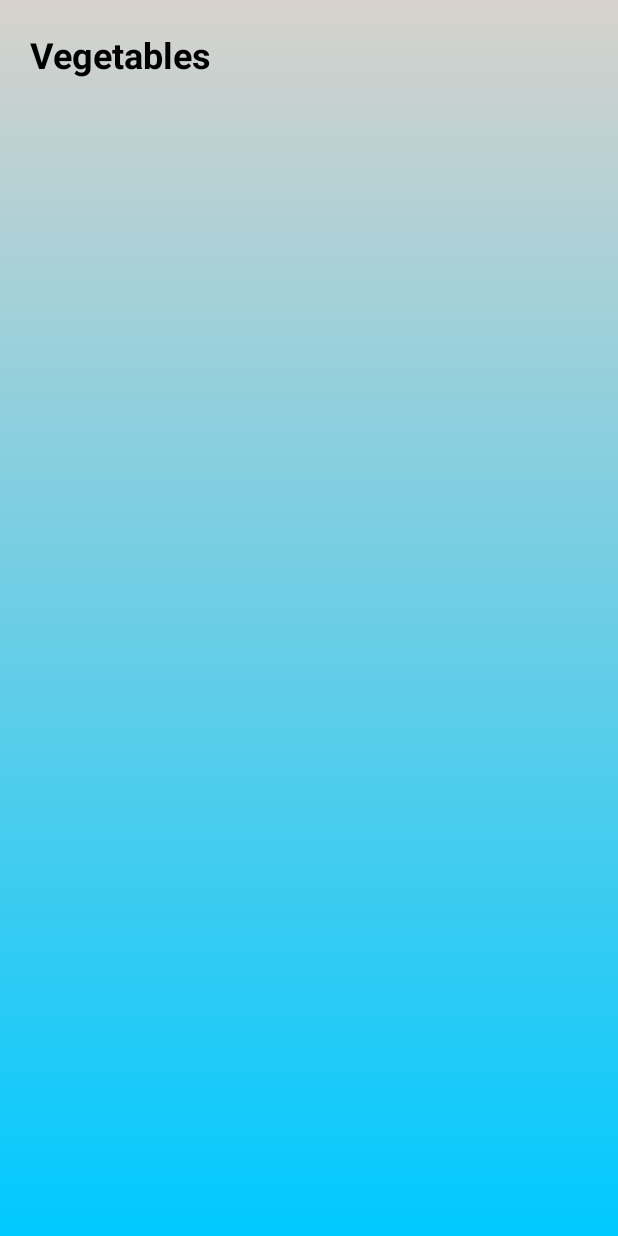
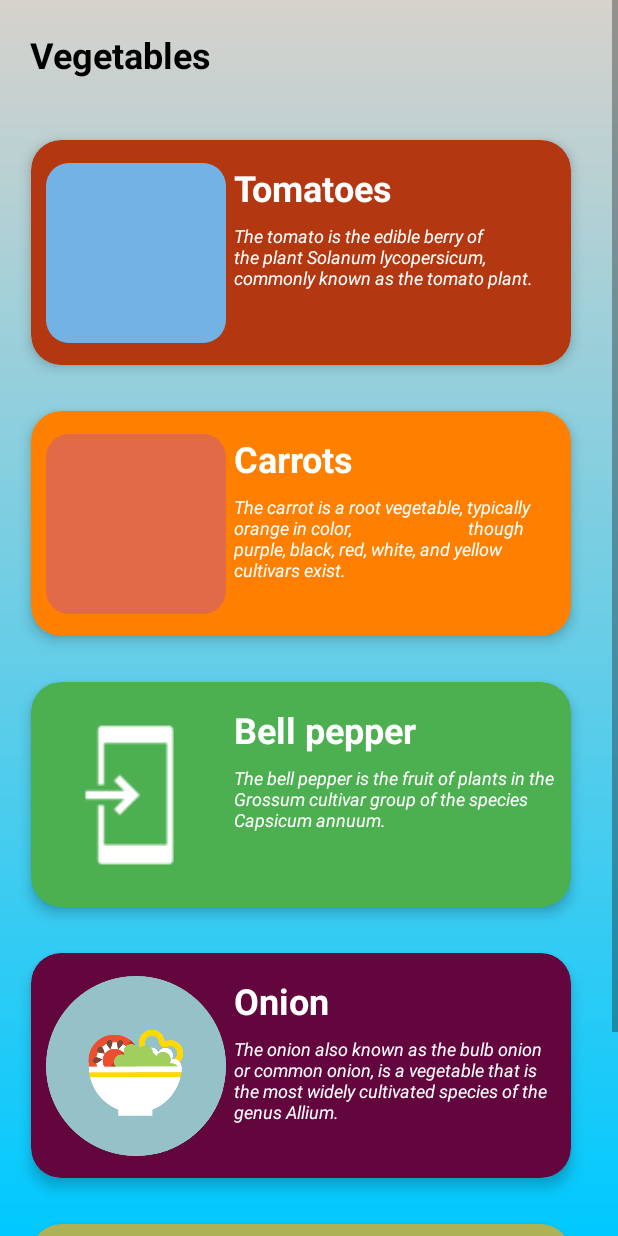
Before and after one commit to mhamedy/Healthy, an Android app: the food_vegetables screen opened directly, with no data from a screen before it, on a phone screen of 412 x 824 dp. Run offline under Robolectric (Android 15) with nearby library versions, the phone set to English and light mode, and no system bars.

```diff
--- a/app/src/main/res/layout/activity_food_vegetables.xml
+++ b/app/src/main/res/layout/activity_food_vegetables.xml
@@ -23,14 +23,6 @@
             android:textStyle="bold" />
 
 
-        <androidx.recyclerview.widget.RecyclerView
-            android:layout_width="match_parent"
-            android:layout_height="match_parent"
-            android:id="@+id/recycle_vegetables"
-            tools:itemCount="6"
-            tools:listitem="@layout/vegetables_row_layout"/>
-
-
         <GridLayout
             android:layout_width="match_parent"
             android:layout_height="match_parent"
@@ -40,8 +32,7 @@
             android:columnCount="1"
             android:columnOrderPreserved="false"
             android:gravity="center"
-            android:rowCount="4"
-            android:visibility="gone">
+            android:rowCount="4">
 
             <!-- Tomatoes -->
             <androidx.cardview.widget.CardView
```
